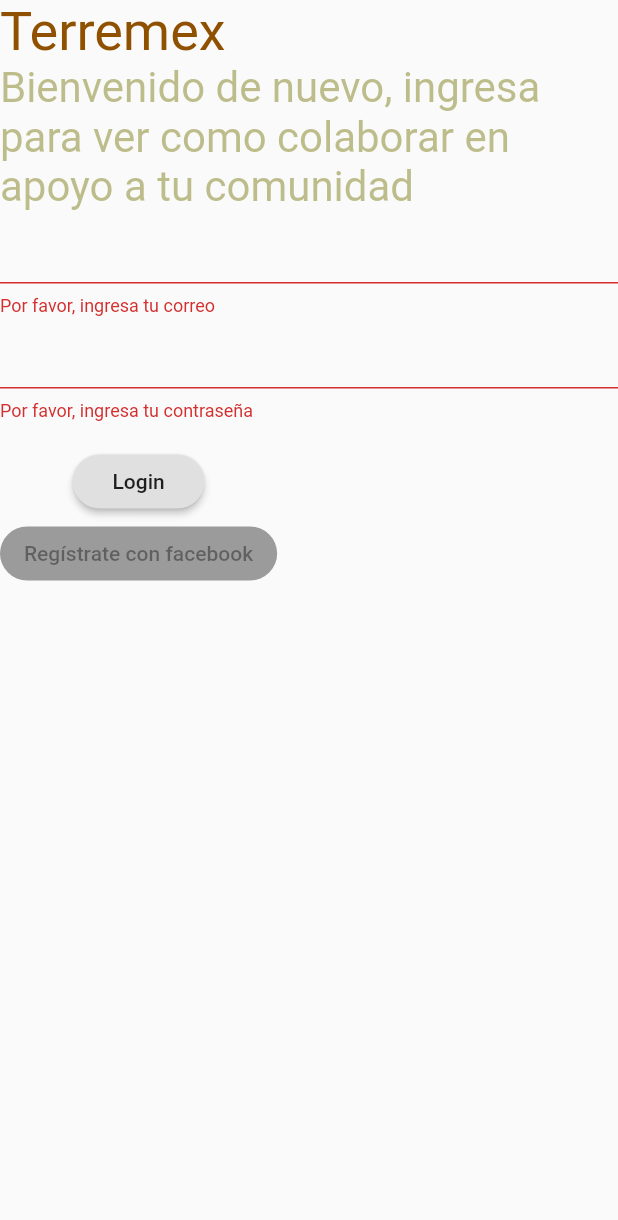
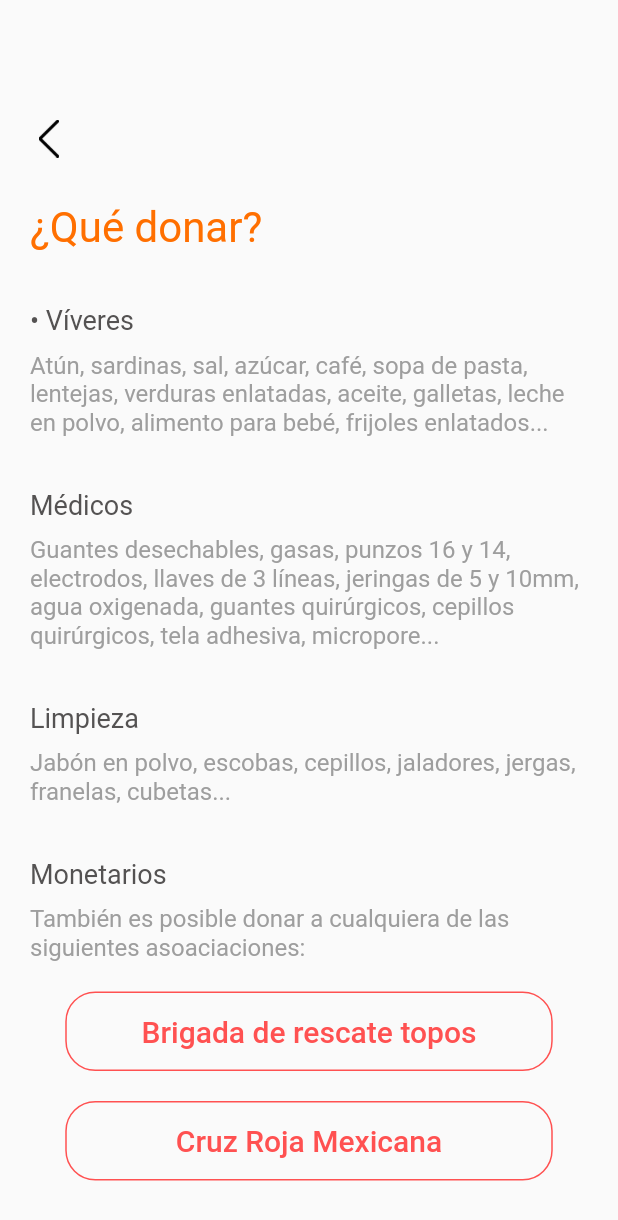
Before and after one commit to luislortega/HackMTY_2019, a Flutter app: the screen it shows after launch, after a tap on "Login", on a phone screen of 412 x 824 dp. Shown: the top 1220 px of the screen. Run offline on Flutter 3.47's test engine with Material 2 defaults, Android fonts, the phone set to English and light mode, and no system bars; our stand-ins replace firebase_database, font_awesome_flutter, google_maps_flutter; accounts and stored records are empty.

Commit message:
add what-to-donate-view

```diff
--- /dev/null
+++ b/frontend/lib/ui/donationData.dart
@@ -0,0 +1,132 @@
+import 'package:flutter/material.dart';
+import '../widgets/backArrow.dart';
+
+class DonationData extends StatefulWidget {
+  DonationData({Key key}) : super(key: key);
+
+  _DonationDataState createState() => _DonationDataState();
+}
+
+class _DonationDataState extends State<DonationData> {
+  @override
+  Widget build(BuildContext context) {
+    return MaterialApp(
+        title: "",
+        home: Scaffold(
+            body: new Container(
+          margin: const EdgeInsets.only(top: 80, left: 20.0, right: 20.0),
+          child: Column(
+            children: <Widget>[
+              Column(
+                crossAxisAlignment: CrossAxisAlignment.start,
+                children: <Widget>[
+                  new Container(
+                    margin: const EdgeInsets.only(bottom: 30),
+                    child: Arrow(),
+                  ),
+                  Text("¿Qué donar?",
+                      style: TextStyle(fontSize: 28, color: Color(0xFFFF6F00))),
+                  InstructionDescription(
+                    title: "• Víveres",
+                    description:
+                        "Atún, sardinas, sal, azúcar, café, sopa de pasta, lentejas, verduras enlatadas, aceite, galletas, leche en polvo, alimento para bebé, frijoles enlatados... ",
+                  ),
+                  InstructionDescription(
+                    title: "Médicos",
+                    description:
+                        "Guantes desechables, gasas, punzos 16 y 14, electrodos, llaves de 3 líneas, jeringas de 5 y 10mm, agua oxigenada, guantes quirúrgicos, cepillos quirúrgicos, tela adhesiva, micropore...",
+                  ),
+                  InstructionDescription(
+                    title: "Limpieza",
+                    description:
+                        "Jabón en polvo, escobas, cepillos, jaladores, jergas, franelas, cubetas...",
+                  ),
+                  InstructionDescription(
+                    title: "Monetarios",
+                    description:
+                        "También es posible donar a cualquiera de las siguientes asoaciaciones: ",
+                  ),
+                ],
+              ),
+              Column(
+                children: <Widget>[
+                  new Container(
+                      margin: EdgeInsets.only(top: 20),
+                      child: DonateButton(
+                        buttonDescription: "Brigada de rescate topos",
+                      )),
+                  new Container(
+                      margin: EdgeInsets.only(top: 20),
+                      child: DonateButton(
+                        buttonDescription: "Cruz Roja Mexicana",
+                      )),
+                ],
+              ),
+            ],
+          ),
+        )));
+  }
+}
+
+class InstructionDescription extends StatefulWidget {
+  String title, description;
+  InstructionDescription({Key key, this.title, this.description})
+      : super(key: key);
+
+  IinstructionDescriptionState createState() => IinstructionDescriptionState();
+}
+
+class IinstructionDescriptionState extends State<InstructionDescription> {
+  @override
+  Widget build(BuildContext context) {
+    return Container(
+      child: new Container(
+          margin: EdgeInsets.only(top: 35),
+          child: Column(
+            crossAxisAlignment: CrossAxisAlignment.start,
+            children: <Widget>[
+              Text(widget.title,
+                  style: TextStyle(
+                      fontSize: 18, color: Color.fromRGBO(84, 82, 82, 1.0))),
+              new Container(
+                margin: EdgeInsets.only(top: 10),
+                child: Text(
+                  widget.description,
+                  style: TextStyle(
+                      fontSize: 16, color: Color.fromRGBO(158, 158, 158, 1.0)),
+                ),
+              )
+            ],
+          )),
+    );
+  }
+}
+
+class DonateButton extends StatefulWidget {
+  String buttonDescription;
+  DonateButton({Key key, this.buttonDescription}) : super(key: key);
+
+  _DonateButtonState createState() => _DonateButtonState();
+}
+
+class _DonateButtonState extends State<DonateButton> {
+  @override
+  Widget build(BuildContext context) {
+    return Container(
+      width: 325,
+      child: FlatButton(
+        onPressed: () {},
+        child: Text(
+          widget.buttonDescription,
+          style:
+              TextStyle(fontSize: 20, color: Color.fromRGBO(255, 81, 81, 1.0)),
+        ),
+        shape: RoundedRectangleBorder(
+            borderRadius: new BorderRadius.circular(20.0),
+            side: BorderSide(color: Color.fromRGBO(255, 81, 81, 1.0))),
+        color: Color.fromRGBO(0, 0, 0, 0),
+        padding: EdgeInsets.only(top: 15, bottom: 15),
+      ),
+    );
+  }
+}
--- a/frontend/lib/ui/login.dart
+++ b/frontend/lib/ui/login.dart
@@ -1,5 +1,5 @@
 import 'package:firebase_database/firebase_database.dart';
-import 'dart:convert';
+import './donationData.dart';
 import 'package:flutter/material.dart';
 import 'package:frontend/model/note.dart';
 
@@ -38,10 +38,11 @@ class _Login extends State<Login> {
               crossAxisAlignment: CrossAxisAlignment.start,
               children: <Widget>[
                 Text("Terremex",
-                    style: TextStyle(fontSize: 36, color: Color(0xFF8F5100))
+                    style: TextStyle(fontSize: 36, color: Color(0xFF8F5100))),
+                Text(
+                  "Bienvenido de nuevo, ingresa para ver como colaborar en apoyo a tu comunidad",
+                  style: TextStyle(fontSize: 28, color: Color(0x70707000)),
                 ),
-                    Text("Bienvenido de nuevo, ingresa para ver como colaborar en apoyo a tu comunidad",
-                    style: TextStyle(fontSize: 28, color: Color(0x70707000)),),
                 TextFormField(
                   controller: emailController,
                   validator: (value) {
@@ -69,21 +70,26 @@ class _Login extends State<Login> {
                             // otherwise.
                             if (_formKey.currentState.validate()) {
                               //_showDialog(emailController.text);
-                            _login(
-                                emailController.text, passwordController.text);
+                              _login(emailController.text,
+                                  passwordController.text);
                             }
+                            Navigator.push(
+                                context,
+                                MaterialPageRoute(
+                                    builder: (context) => DonationData()));
                           },
                           child: Text('Login'),
-                        shape: RoundedRectangleBorder(borderRadius: new BorderRadius.circular(20.0)),
+                          shape: RoundedRectangleBorder(
+                              borderRadius: new BorderRadius.circular(20.0)),
                         ),
                         RaisedButton(
                           onPressed: null,
                           child: Text("Regístrate con facebook"),
-                        shape: RoundedRectangleBorder(borderRadius: new BorderRadius.circular(20.0)),
+                          shape: RoundedRectangleBorder(
+                              borderRadius: new BorderRadius.circular(20.0)),
                         )
                       ],
-                      )
-                    ),
+                    )),
               ],
             ),
           )
@@ -116,11 +122,6 @@ class _Login extends State<Login> {
     );
   }
 
-
-
-
-
-
   //NO TOCAR
   void _login(String email, String password) {
     FirebaseDatabase.instance
@@ -130,7 +131,6 @@ class _Login extends State<Login> {
         .equalTo(email)
         .once()
         .then((DataSnapshot val) {
-
       if (password ==
           val.value[val.value
                   .toString()
@@ -138,7 +138,7 @@ class _Login extends State<Login> {
                   .replaceAll(RegExp('{'), '')]['password']
               .toString()) {
         print("es correcto el usuario");
-              }else{
+      } else {
         print("no esta correcta la contra");
       }
     }).catchError((onError) {
```
Also changed, not shown: frontend/lib/homepage.dart (+34 -33 lines). Lines whose indentation alone changed are shown as unchanged.
